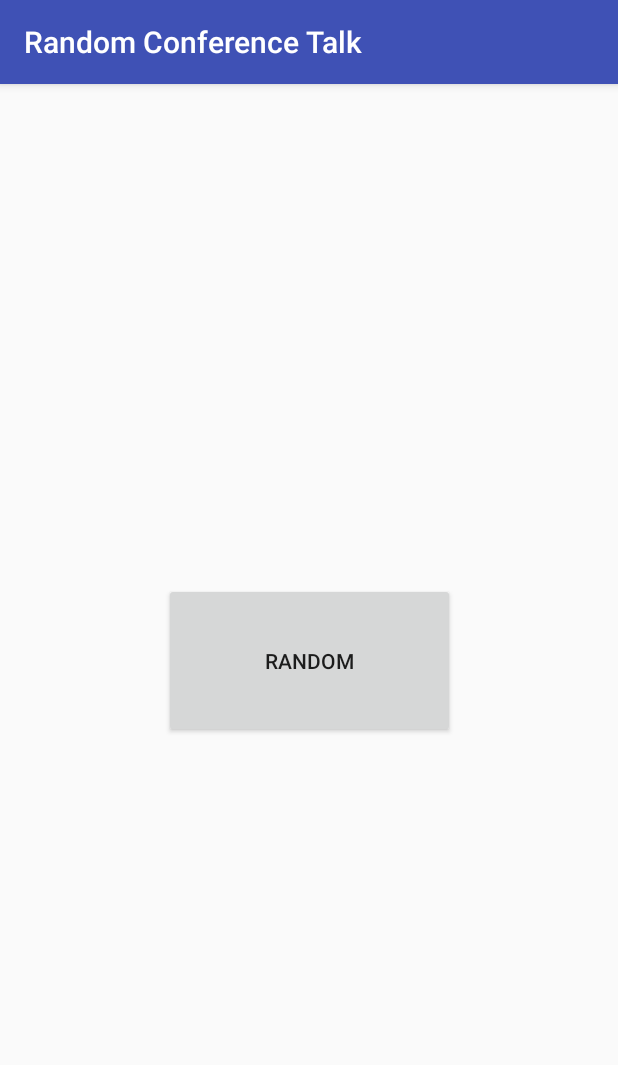
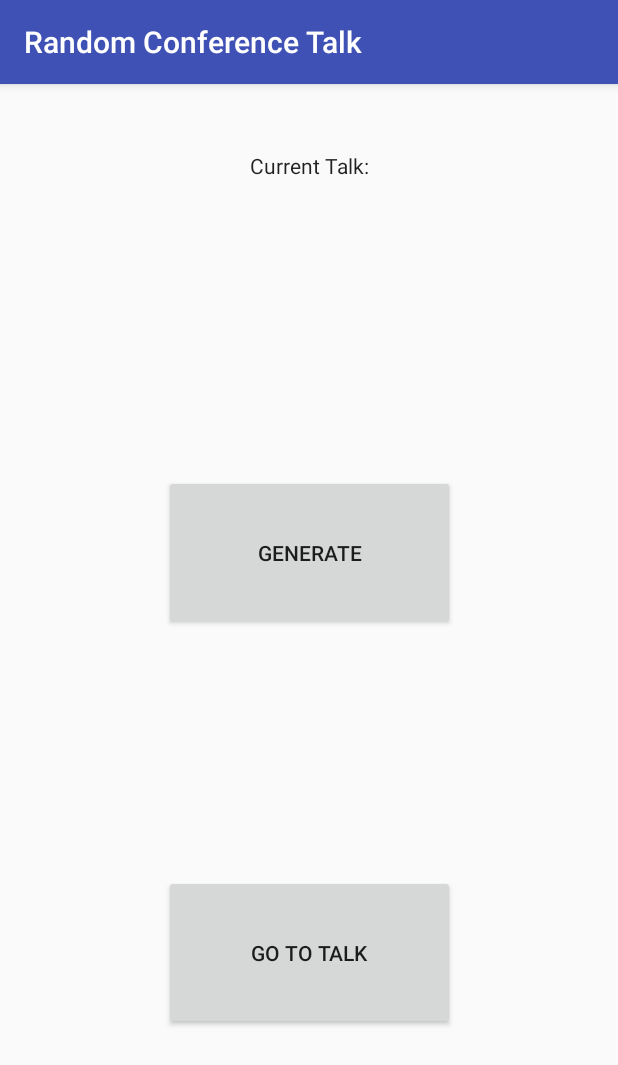
Before and after one commit to Vailthor/RandomConferenceTalk, an Android app: the screen it shows after launch (MainActivity), on a phone screen of 412 x 824 dp. Shown: the top 1065 px of the screen. Run offline under Robolectric (Android 15) with nearby library versions, the light colour scheme and no system bars.

Commit message:
Changing out random button for generate and got to talk buttons

```diff
--- a/app/src/main/res/layout/activity_main.xml
+++ b/app/src/main/res/layout/activity_main.xml
@@ -16,10 +16,46 @@
         android:layout_marginRight="8dp"
         android:layout_marginStart="8dp"
         android:layout_marginTop="8dp"
-        android:onClick="random"
-        android:text="@string/Random"
+        android:onClick="goToTalk"
+        android:text="@string/GoToTalk"
         app:layout_constraintBottom_toBottomOf="parent"
         app:layout_constraintEnd_toEndOf="parent"
+        app:layout_constraintStart_toStartOf="parent"
+        app:layout_constraintTop_toTopOf="parent"
+        app:layout_constraintVertical_bias="0.801" />
+
+    <Button
+        android:id="@+id/button3"
+        android:layout_width="194dp"
+        android:layout_height="103dp"
+        android:layout_marginBottom="8dp"
+        android:layout_marginEnd="8dp"
+        android:layout_marginLeft="8dp"
+        android:layout_marginRight="8dp"
+        android:layout_marginStart="8dp"
+        android:layout_marginTop="8dp"
+        android:onClick="generate"
+        android:text="@string/Generate"
+        app:layout_constraintBottom_toBottomOf="parent"
+        app:layout_constraintEnd_toEndOf="parent"
+        app:layout_constraintStart_toStartOf="parent"
+        app:layout_constraintTop_toTopOf="parent"
+        app:layout_constraintVertical_bias="0.39" />
+
+    <TextView
+        android:id="@+id/cTalk"
+        android:layout_width="219dp"
+        android:layout_height="77dp"
+        android:layout_marginEnd="8dp"
+        android:layout_marginLeft="8dp"
+        android:layout_marginRight="8dp"
+        android:layout_marginStart="8dp"
+        android:layout_marginTop="16dp"
+        android:gravity="center_vertical|center_horizontal"
+        android:text="@string/CurrentTalk"
+        android:textAppearance="@style/TextAppearance.AppCompat"
+        app:layout_constraintEnd_toEndOf="parent"
+        app:layout_constraintHorizontal_bias="0.503"
         app:layout_constraintStart_toStartOf="parent"
         app:layout_constraintTop_toTopOf="parent" />
 
--- a/app/src/main/res/values/strings.xml
+++ b/app/src/main/res/values/strings.xml
@@ -1,4 +1,7 @@
 <resources>
     <string name="app_name">Random Conference Talk</string>
     <string name="Random">Random</string>
+    <string name="Generate">Generate</string>
+    <string name="CurrentTalk">Current Talk:</string>
+    <string name="GoToTalk">Go To Talk</string>
 </resources>
```
Also changed, not shown: app/src/main/java/com/personal/nathan/randomconferencetalk/MainActivity.java (+20 -2 lines), app/src/main/java/com/personal/nathan/randomconferencetalk/RetrievePage.java (+5 -17 lines).
